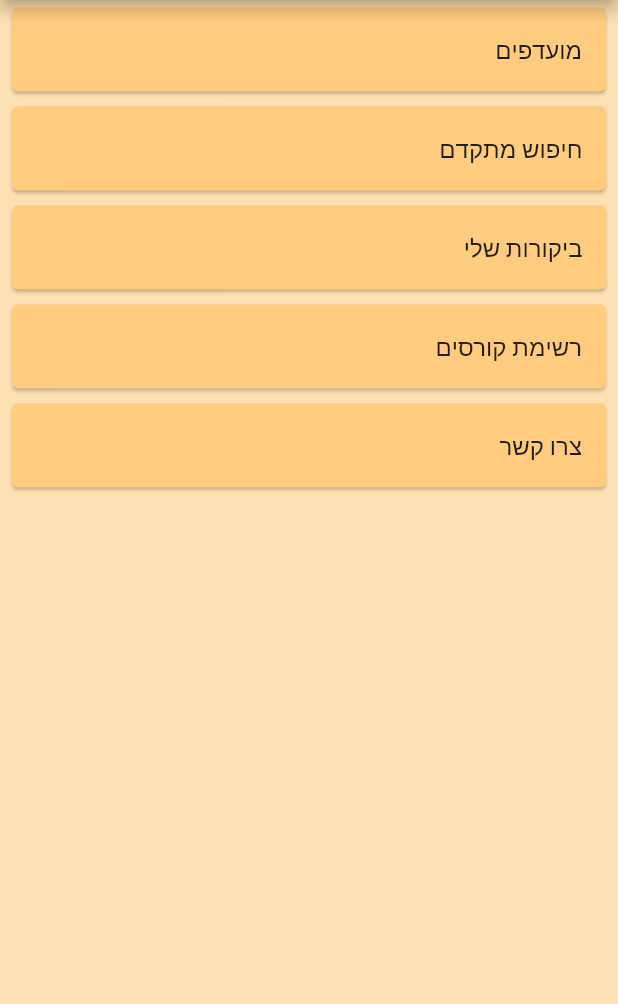
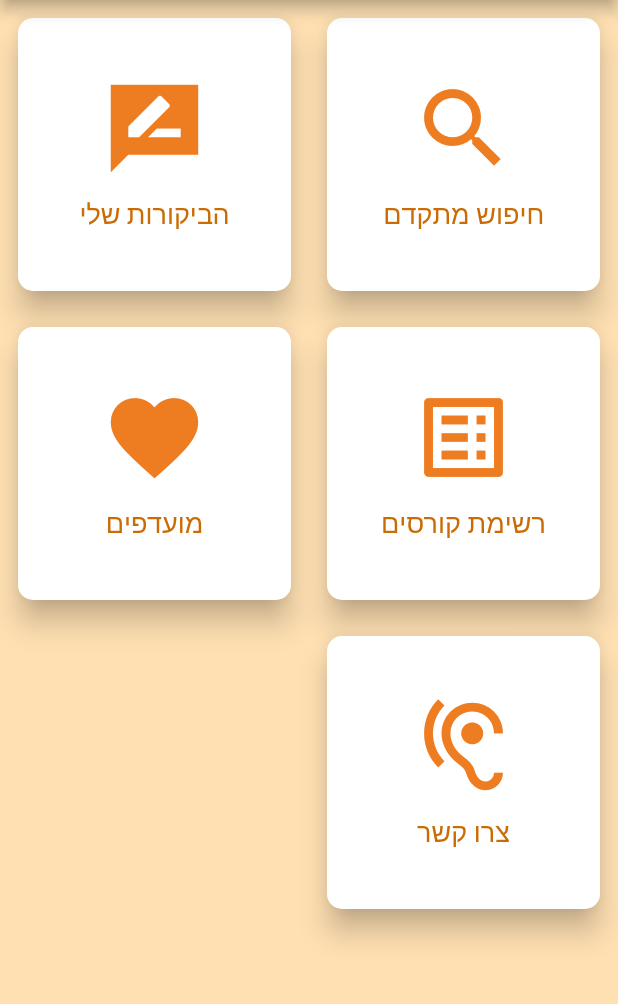
Before and after one commit to Nir-Ohana/BguCourseGrader, a Flutter app: the Menu screen opened directly, on a phone screen of 412 x 824 dp, the part 84-1088 px from its top. Run offline on Flutter 3.47's test engine with Material 2 defaults, Android fonts, the phone set to English and light mode, and no system bars; our stand-ins replace animated_text_kit, cloud_firestore, firebase_auth, firebase_core, flutter_spinkit, flutter_swiper and 2 more; accounts and stored records are empty.

Commit message:
MyReviews

```diff
--- a/lib/screens/menu/menu_screen.dart
+++ b/lib/screens/menu/menu_screen.dart
@@ -1,4 +1,5 @@
 import 'package:bgu_course_grader/models/appBar.dart';
+import 'package:bgu_course_grader/models/favoritesList.dart';
 import 'package:flutter/material.dart';
 import 'menu_choice_list.dart';
 
@@ -24,32 +25,145 @@ class Menu extends StatelessWidget {
   }
 
 
+//   @override
+//   Widget build(BuildContext context) {
+//     return Scaffold(
+//         resizeToAvoidBottomInset: false,
+//         backgroundColor: Colors.orange[100],
+//         appBar: MyAppBar(),
+//         body: Directionality(
+//           textDirection: TextDirection.rtl,
+//           child: ListView.builder(
+//             itemCount: 5,
+//             itemBuilder: (context, index){
+//               return Padding(
+//                 padding: EdgeInsets.symmetric(vertical: 1, horizontal: 4),
+//                 child: Card(
+//                   color: Colors.orange[200],
+//                   child: ListTile(
+//                     onTap: (){_navigator(index, context);},                              // routing to required menu option
+//                     title: Text(
+//                         choices[index]
+//                     ),
+//                   ),
+//                 ),
+//               );
+//             },
+//           ),
+//         )
+//     );
+//   }
+// }
+
   @override
   Widget build(BuildContext context) {
     return Scaffold(
         resizeToAvoidBottomInset: false,
         backgroundColor: Colors.orange[100],
         appBar: MyAppBar(),
-        body: Directionality(
-          textDirection: TextDirection.rtl,
-          child: ListView.builder(
-            itemCount: 5,
-            itemBuilder: (context, index){
-              return Padding(
-                padding: EdgeInsets.symmetric(vertical: 1, horizontal: 4),
-                child: Card(
-                  color: Colors.orange[200],
-                  child: ListTile(
-                    onTap: (){_navigator(index, context);},                              // routing to required menu option
-                    title: Text(
-                        choices[index]
-                    ),
+        body: Directionality(textDirection: TextDirection.rtl, child: GridView.count(
+            crossAxisCount: 2,
+            children: <Widget>[buildCardWithIcon(Icons.search_outlined,
+              context,
+                  () {
+                _navigator(1, context);
+              },
+              "חיפוש מתקדם",
+            ),
+              buildCardWithIcon(Icons.rate_review_sharp,
+                context,
+                    () {
+                  _navigator(2, context);
+                },
+                "הביקורות שלי",
+              ),
+              buildCardWithIcon(Icons.list_alt,
+                context,
+                    () {
+                  _navigator(3, context);
+                },
+                "רשימת קורסים",
+              ),
+              buildCardWithIcon(Icons.favorite_outlined,
+                context,
+                    () {
+                  _navigator(0, context);
+                },
+                "מועדפים",
+              ),
+              buildCardWithIcon(Icons.hearing_outlined,
+                context,
+                    () {
+                      _navigator(4, context);
+                },
+                "צרו קשר",
+              )
+            ]
+        ),
+        ));
+  }
+
+
+  //     ListView.builder(
+  //       itemCount: 5,
+  //       itemBuilder: (context, index){
+  //           return Padding(
+  //               padding: EdgeInsets.symmetric(vertical: 1, horizontal: 4),
+  //             child: Card(
+  //               color: Colors.orange[200],
+  //               child: ListTile(
+  //                 onTap: (){_navigator(index, context);},                              // routing to required menu option
+  //                 title: Text(
+  //                   choices[index]
+  //                 ),
+  //               ),
+  //             ),
+  //           );
+  //       },
+  //     ),
+  //   )
+//     // );
+//   }
+// }
+
+  Padding buildCardWithIcon(IconData icon, context, VoidCallback onTap,
+      String pageName) {
+    return Padding(
+      padding: const EdgeInsets.all(8.0),
+      child: InkWell(
+        onTap: onTap,
+        child: Card(
+          elevation: 8,
+          shape:
+          RoundedRectangleBorder(borderRadius: BorderRadius.circular(10)),
+          child: Container(
+            child: Column(
+              crossAxisAlignment: CrossAxisAlignment.center,
+              mainAxisAlignment: MainAxisAlignment.center,
+              children: <Widget>[
+                Icon(
+                  icon,
+                  size: 70,
+                  color: Color(0xFFEE7C21),
+                ),
+                SizedBox(
+                  height: 10,
+                ),
+                Text(
+                  pageName,
+                  style: TextStyle(
+                    fontSize: 18,
+                    color: Color(0xFFCB6B03),
                   ),
-                ),
-              );
-            },
+                  softWrap: true,
+                  overflow: TextOverflow.clip,
+                  textAlign: TextAlign.center,
+                )
+              ],
+            ),
           ),
-        )
+        ),
+      ),
     );
   }
 }
```
